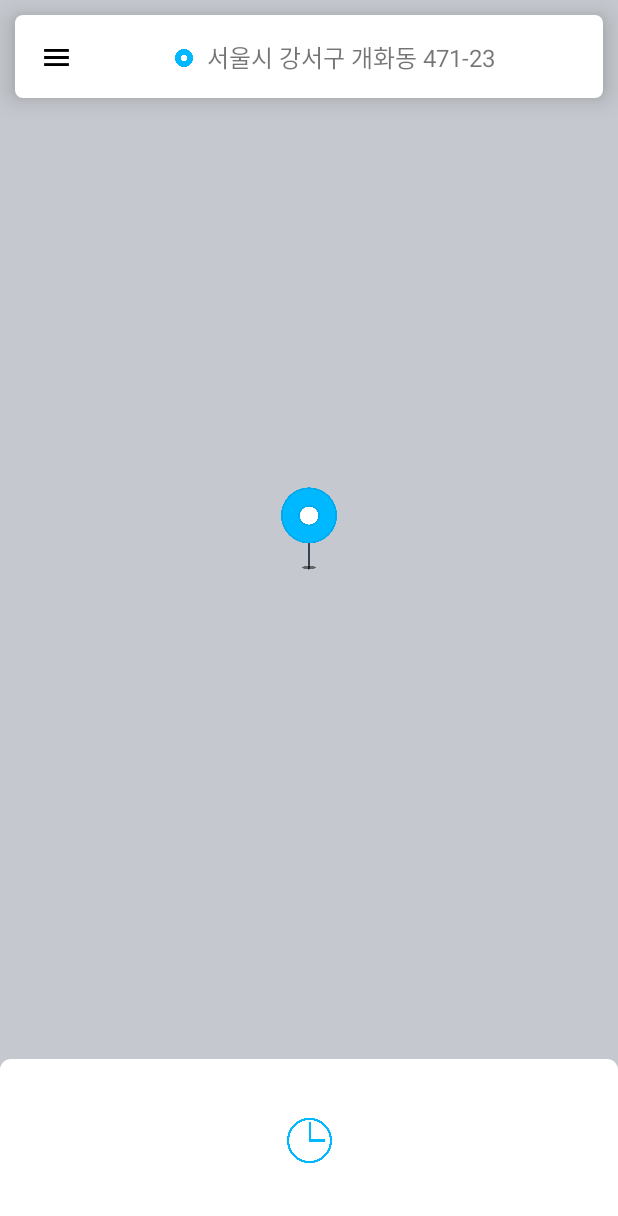
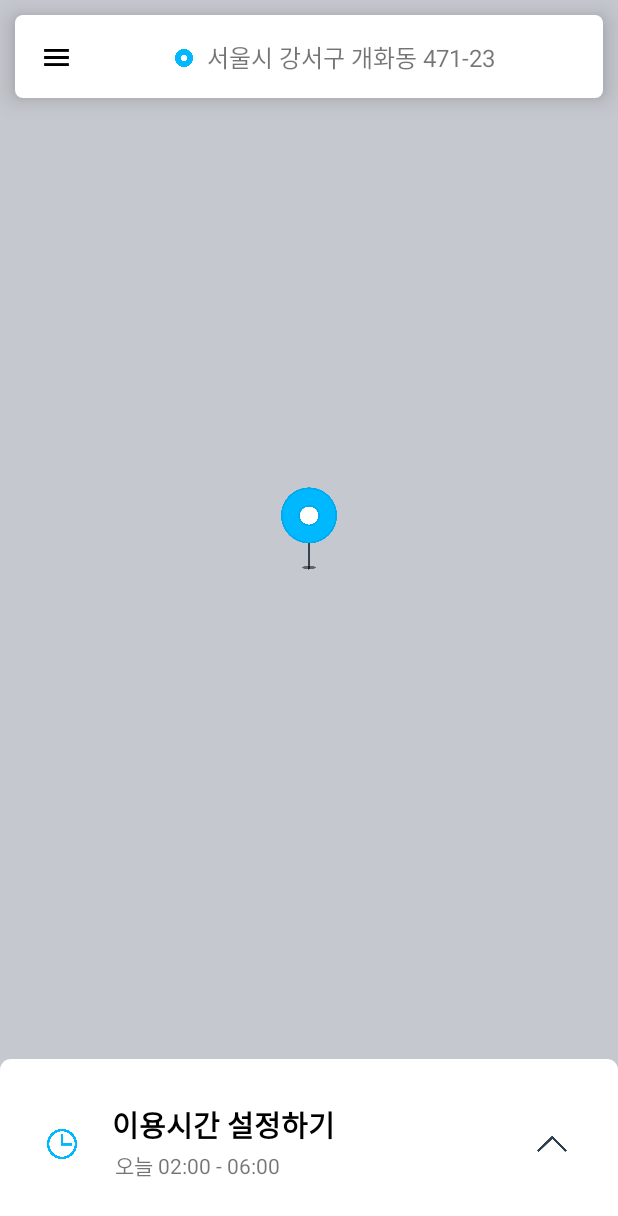
Before and after one commit to softsquared-summer/socar-mock-android-johnny, an Android app: the BasicTaskActivity screen opened directly, with no data from a screen before it, on a phone screen of 412 x 824 dp. Shown: the top 1216 px of the screen. Run offline under Robolectric (Android 15) with nearby library versions, the phone set to English and light mode, and no system bars; libraries missing offline, so code that uses them is left out: net.daum.mf; 2 statements that could not run were skipped.

Commit message:
basic_task_activity_xml_update_2

```diff
--- a/app/src/main/res/layout/activity_basic_task.xml
+++ b/app/src/main/res/layout/activity_basic_task.xml
@@ -112,6 +112,7 @@
             android:id="@+id/basic_task_tv_time_information"
             android:layout_width="match_parent"
             android:layout_height="118dp"
+            android:orientation="horizontal"
             android:background="@drawable/half_rounded_back"
             app:layout_constraintBottom_toBottomOf="parent"
             app:layout_constraintEnd_toEndOf="parent"
@@ -120,15 +121,56 @@
             app:layout_constraintVertical_bias="1.0">
 
             <ImageView
-                android:layout_width="30dp"
+                android:id="@+id/basic_task_iv_clock"
+                android:layout_width="20dp"
                 android:layout_height="wrap_content"
-                android:layout_marginBottom="5dp"
                 android:scaleType="fitCenter"
                 app:layout_constraintBottom_toBottomOf="parent"
                 app:layout_constraintEnd_toEndOf="parent"
+                app:layout_constraintHorizontal_bias="0.08"
                 app:layout_constraintStart_toStartOf="parent"
                 app:layout_constraintTop_toTopOf="parent"
                 app:srcCompat="@drawable/fixed_time_icon" />
+
+            <ImageButton
+                android:id="@+id/basic_task_btn_set_time"
+                android:layout_width="20dp"
+                android:layout_height="20dp"
+                android:background="@android:color/transparent"
+                android:scaleType="fitCenter"
+                app:layout_constraintBottom_toBottomOf="parent"
+                app:layout_constraintEnd_toEndOf="parent"
+                app:layout_constraintHorizontal_bias="0.80"
+                app:layout_constraintStart_toEndOf="@id/basic_task_tv_total_time"
+                app:layout_constraintTop_toTopOf="parent"
+                app:srcCompat="@drawable/upside_arrow_icon" />
+
+            <TextView
+                android:id="@+id/basic_task_tv_total_time"
+                android:layout_width="wrap_content"
+                android:layout_height="wrap_content"
+                android:text="이용시간 설정하기"
+                android:textColor="@android:color/black"
+                android:textSize="19sp"
+                android:textStyle="bold"
+                app:layout_constraintBottom_toBottomOf="parent"
+                app:layout_constraintEnd_toEndOf="parent"
+                app:layout_constraintHorizontal_bias="0.11"
+                app:layout_constraintStart_toEndOf="@+id/basic_task_iv_clock"
+                app:layout_constraintTop_toTopOf="parent"
+                app:layout_constraintVertical_bias="0.35" />
+
+            <TextView
+                android:id="@+id/basic_task_tv_description_time"
+                android:layout_width="wrap_content"
+                android:layout_height="wrap_content"
+                android:text="오늘 02:00 - 06:00"
+                app:layout_constraintBottom_toBottomOf="parent"
+                app:layout_constraintEnd_toEndOf="parent"
+                app:layout_constraintHorizontal_bias="0.1"
+                app:layout_constraintStart_toEndOf="@+id/basic_task_iv_clock"
+                app:layout_constraintTop_toTopOf="parent"
+                app:layout_constraintVertical_bias="0.65" />
 
         </androidx.constraintlayout.widget.ConstraintLayout>
 
```
Also changed, not shown: app/src/main/res/drawable-v24/down_side_arrow_icon.png, app/src/main/res/drawable-v24/fixed_time_icon.png, app/src/main/res/drawable-v24/right_side_arrow_icon.png, app/src/main/res/drawable-v24/upside_arrow_icon.png.
